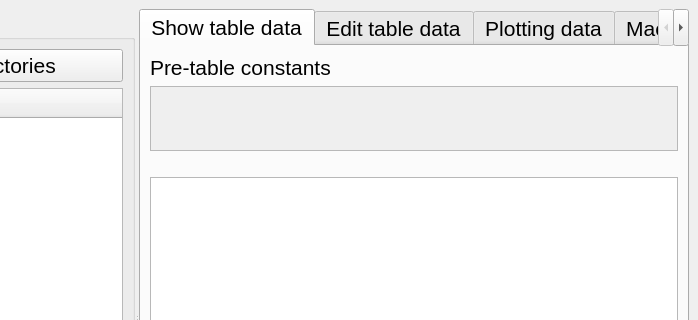
This is mainwindow_tabs.ui in lcubrilo/Brillo as Qt 5 draws it before an edit; both pictures show x 205 to 903 and y 0 to 320 of the 903 by 675 pixel window. The edited form follows.
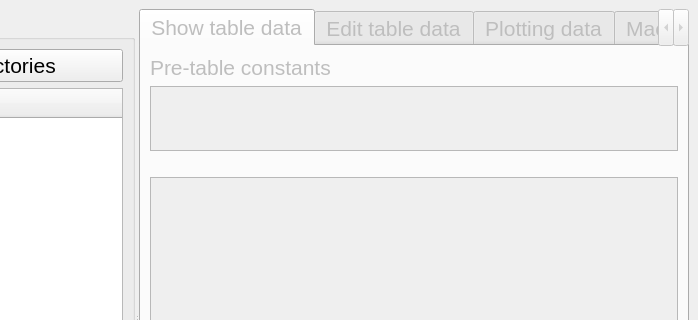
This is the edited form. The open tabs and pages were chosen to show the change.

Diff of the .ui file:
```diff
--- a/mainwindow_tabs.ui
+++ b/mainwindow_tabs.ui
@@ -82,7 +82,7 @@
       </widget>
       <widget class="QTabWidget" name="tabWidget">
        <property name="enabled">
-        <bool>true</bool>
+        <bool>false</bool>
        </property>
        <property name="minimumSize">
         <size>
```
Left out of the diff: 2 changed lines with no effect on the pictures.
